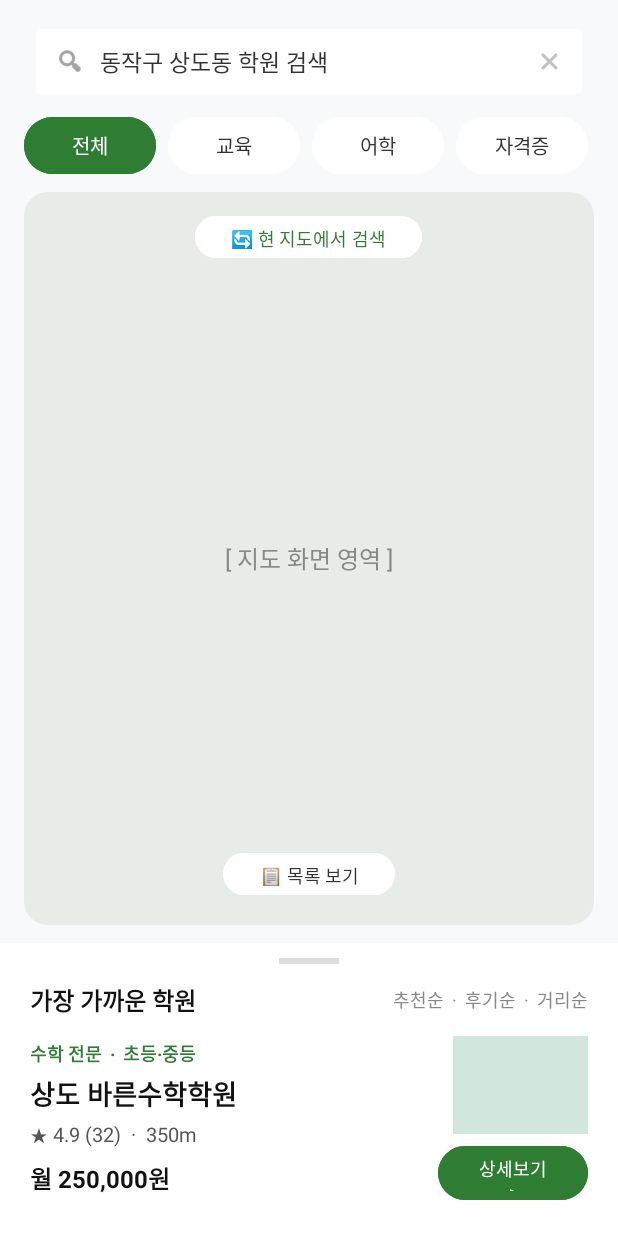
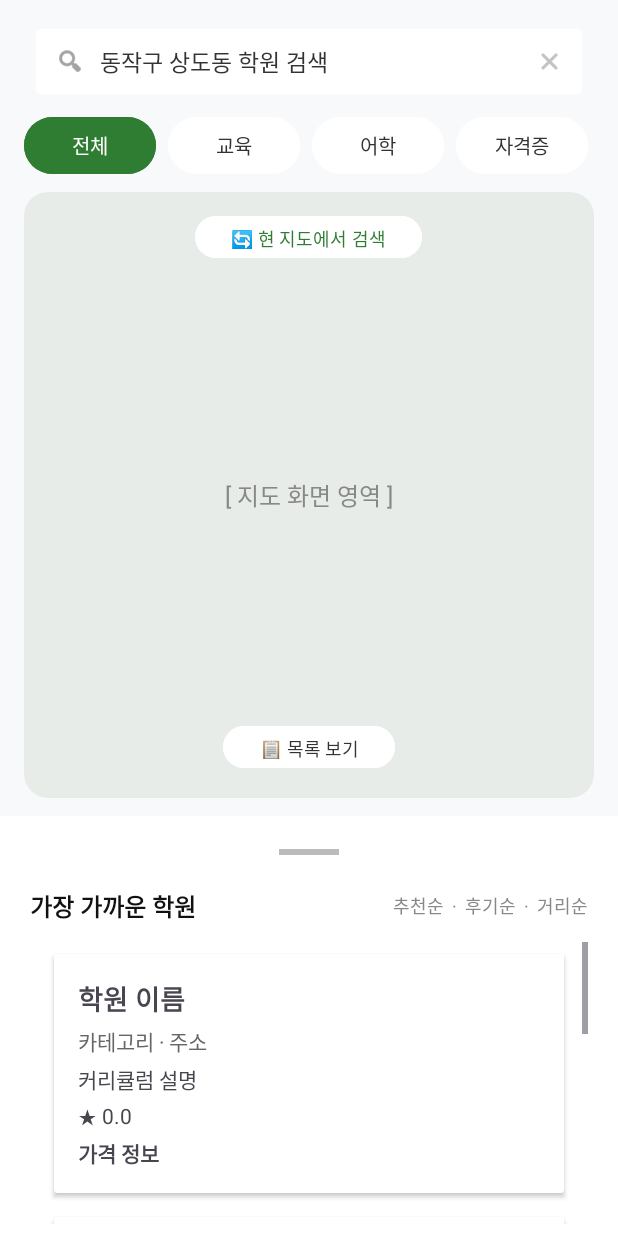
Before and after one commit to jimin-p/MP-project, an Android app: the layout activity_home.xml on its own in the app's theme, with its tools: preview values and no code run, on a phone screen of 412 x 824 dp. Run offline under Robolectric (Android 15) with nearby library versions, the phone set to English and light mode, and no system bars.

Commit message:
홈 검색 결과 목록과 패널 드래그 개선

```diff
--- a/app/src/main/res/layout/activity_home.xml
+++ b/app/src/main/res/layout/activity_home.xml
@@ -210,24 +210,29 @@
     <LinearLayout
         android:id="@+id/bottomSheetLayout"
         android:layout_width="0dp"
-        android:layout_height="wrap_content"
+        android:layout_height="280dp"
         android:background="#FFFFFF"
         android:backgroundTint="#FFFFFF"
         android:orientation="vertical"
         android:paddingHorizontal="20dp"
-        android:paddingTop="10dp"
-        android:paddingBottom="24dp"
+        android:paddingBottom="8dp"
         app:layout_constraintBottom_toBottomOf="parent"
         app:layout_constraintStart_toStartOf="parent"
         app:layout_constraintEnd_toEndOf="parent">
 
         <!-- 위로 올릴 수 있음을 나타내는 핸들바 (회색 막대) -->
-        <View
-            android:layout_width="40dp"
-            android:layout_height="4dp"
-            android:background="#DDDDDD"
-            android:layout_gravity="center_horizontal"
-            android:layout_marginBottom="12dp" />
+        <FrameLayout
+            android:id="@+id/resultHandle"
+            android:layout_width="match_parent"
+            android:layout_height="48dp"
+            android:clickable="true"
+            android:focusable="true">
+            <View
+                android:layout_width="40dp"
+                android:layout_height="4dp"
+                android:layout_gravity="center"
+                android:background="#BBBBBB" />
+        </FrameLayout>
 
         <!-- 상단 타이틀 및 정렬 탭 -->
         <LinearLayout
@@ -256,83 +261,15 @@
                 android:textColor="#888888" />
         </LinearLayout>
 
-        <!-- 학원 상세 정보 카드 내용 -->
-        <LinearLayout
+        <androidx.recyclerview.widget.RecyclerView
+            android:id="@+id/rvHomeAcademies"
             android:layout_width="match_parent"
-            android:layout_height="wrap_content"
-            android:orientation="horizontal"
-            android:gravity="center_vertical">
-
-            <LinearLayout
-                android:layout_width="0dp"
-                android:layout_height="wrap_content"
-                android:layout_weight="1"
-                android:orientation="vertical">
-
-                <TextView
-                    android:layout_width="wrap_content"
-                    android:layout_height="wrap_content"
-                    android:id="@+id/tvHomeCategory"
-                    android:text="수학 전문  ·  초등·중등"
-                    android:textSize="12sp"
-                    android:textColor="#2E7D32"
-                    android:textStyle="bold"
-                    android:layout_marginBottom="4dp" />
-
-                <TextView
-                    android:layout_width="wrap_content"
-                    android:layout_height="wrap_content"
-                    android:id="@+id/tvHomeName"
-                    android:text="상도 바른수학학원"
-                    android:textSize="18sp"
-                    android:textStyle="bold"
-                    android:textColor="#111111"
-                    android:layout_marginBottom="4dp" />
-
-                <TextView
-                    android:layout_width="wrap_content"
-                    android:layout_height="wrap_content"
-                    android:id="@+id/tvHomeRating"
-                    android:text="★ 4.9 (32)  ·  350m"
-                    android:textSize="13sp"
-                    android:textColor="#555555"
-                    android:layout_marginBottom="8dp" />
-
-                <TextView
-                    android:layout_width="wrap_content"
-                    android:layout_height="wrap_content"
-                    android:id="@+id/tvHomePrice"
-                    android:text="월 250,000원"
-                    android:textSize="16sp"
-                    android:textStyle="bold"
-                    android:textColor="#111111" />
-            </LinearLayout>
-
-            <LinearLayout
-                android:layout_width="wrap_content"
-                android:layout_height="wrap_content"
-                android:orientation="vertical"
-                android:gravity="end">
-
-                <ImageView
-                    android:layout_width="90dp"
-                    android:layout_height="65dp"
-                    android:background="#D1E7DD"
-                    android:scaleType="centerCrop"
-                    android:layout_marginBottom="8dp" />
-
-                <Button
-                    android:id="@+id/btnDetail"
-                    android:layout_width="100dp"
-                    android:layout_height="36dp"
-                    android:text="상세보기 >"
-                    android:textColor="#FFFFFF"
-                    android:backgroundTint="#2E7D32"
-                    android:textSize="12sp"
-                    android:insetTop="0dp"
-                    android:insetBottom="0dp" />
-            </LinearLayout>
-        </LinearLayout>
+            android:layout_height="0dp"
+            android:layout_weight="1"
+            android:clipToPadding="false"
+            android:paddingBottom="8dp"
+            android:scrollbars="vertical"
+            tools:listitem="@layout/item_academy_card" />
 
     </LinearLayout>
 
```
Also changed, not shown: app/src/main/java/com/example/mp2026/HomeActivity.kt (+88 -25 lines).
